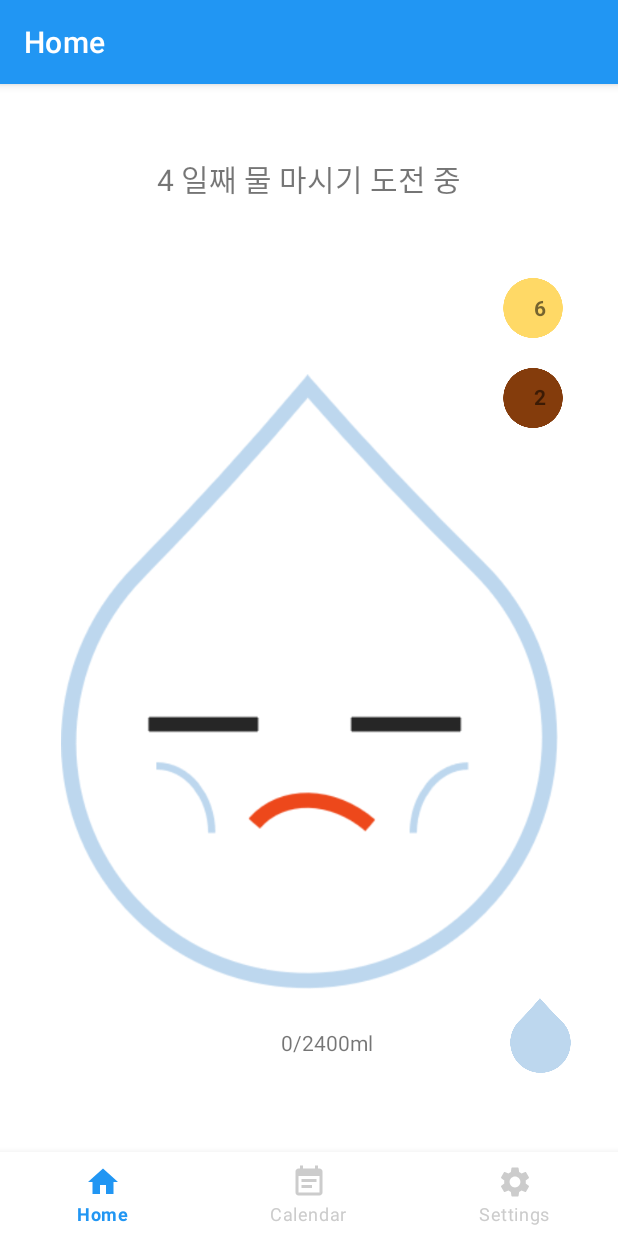
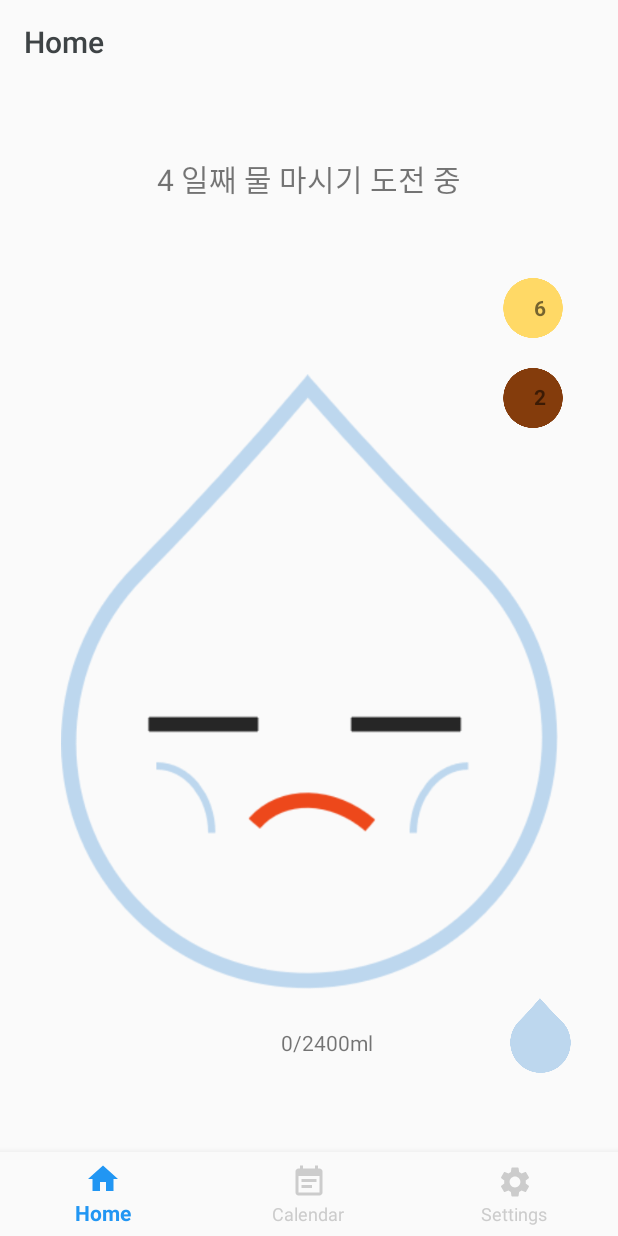
Before and after one commit to hanaandalice/Plouf, an Android app: the screen it shows after launch (MainActivity), on a phone screen of 412 x 824 dp. Run offline under Robolectric (Android 15) with nearby library versions, the phone set to English and light mode, and no system bars; our stand-ins replace Room's generated code, navigation-ui; libraries missing offline, so code that uses them is left out: com.prolificinteractive.materialcalendarview; 2 statements that could not run were skipped.

Commit message:
Change Actionbar theme

```diff
--- a/app/src/main/AndroidManifest.xml
+++ b/app/src/main/AndroidManifest.xml
@@ -8,7 +8,7 @@
         android:label="@string/app_name"
         android:roundIcon="@mipmap/ic_launcher_round"
         android:supportsRtl="true"
-        android:theme="@style/Theme.Plouf">
+        android:theme="@style/CustomActionBarTheme">
         <activity
             android:name=".MainActivity"
             android:label="@string/app_name">
--- a/app/src/main/res/values/colors.xml
+++ b/app/src/main/res/values/colors.xml
@@ -11,5 +11,9 @@
     <color name="select_blue">#2196F3</color>
     <color name="notSelect_gray">#CCCCCC</color>
     <color name="gray_line">#ECECEC</color>
+    <color name="dark_gray">#3E4345</color>
+
+    <!--for test-->
+
 
 </resources>
--- a/app/src/main/res/values/mythems.xml
+++ b/app/src/main/res/values/mythems.xml
@@ -1,14 +1,31 @@
 <?xml version="1.0" encoding="utf-8"?>
 <resources>
-    <style name="MyTheme" parent="@android:style/Theme.Holo.Light">
-        <item name="android:actionBarStyle">@style/MyTheme.ActionBarStyle</item>
+    <style name="CustomActionBarTheme" parent="@style/Theme.AppCompat.Light.DarkActionBar">
+        <item name="colorAccent">@color/blue</item>
+        <item name="android:actionBarStyle">@style/MyActionBar</item>
+        <!--<item name="android:actionBarTabTextStyle">@style/MyActionBarTabText</item>-->
+        <!--<item name="android:actionMenuTextColor">@color/colorPrimary</item>-->
+
+        <!-- Support library compatibility
+            : 이부분이 없어지면 ActionBar 검은색바탕에 흰글씨가 된다.-->
+        <item name="actionBarStyle">@style/MyActionBar</item>
+        <!--<item name="actionBarTabTextStyle">@style/MyActionBarTabText</item>-->
+        <!--<item name="actionMenuTextColor">@color/colorPrimary</item>-->
     </style>
 
-    <style name="MyTheme.ActionBarStyle" parent="@android:style/Widget.Holo.Light.ActionBar">
-        <item name="android:titleTextStyle">@style/MyTheme.ActionBar.TitleTextStyle</item>
+    <!-- ActionBar styles -->
+    <style name="MyActionBar" parent="@style/Widget.AppCompat.ActionBar">
+        <item name="android:titleTextStyle">@style/MyActionBarTitleText</item>
+
+        <!-- Support library compatibility -->
+        <item name="titleTextStyle">@style/MyActionBarTitleText</item>
     </style>
 
-    <style name="MyTheme.ActionBar.TitleTextStyle" parent="@android:style/TextAppearance.Holo.Widget.ActionBar.Title">
-        <item name="android:textColor">@color/blue</item>
+    <!-- ActionBar title text -->
+    <style name="MyActionBarTitleText" parent="@style/TextAppearance.AppCompat.Widget.ActionBar.Title">
+        <item name="android:textColor">@color/dark_gray</item>
+        <!-- The textColor property is backward compatible with the Support Library -->
     </style>
+
+
 </resources>
--- a/app/src/main/res/values/themes.xml
+++ b/app/src/main/res/values/themes.xml
@@ -2,7 +2,7 @@
     <!-- Base application theme. -->
     <style name="Theme.Plouf" parent="Theme.MaterialComponents.DayNight.DarkActionBar">
         <!-- Primary brand color. -->
-        <item name="colorPrimary">@color/select_blue</item>
+        <item name="colorPrimary">@color/white</item>
         <item name="colorPrimaryVariant">@color/purple_700</item>
         <item name="colorOnPrimary">@color/black</item>
         <!-- Secondary brand color. -->
@@ -12,6 +12,7 @@
         <!-- Status bar color. -->
         <item name="android:statusBarColor" tools:targetApi="l">?attr/colorPrimaryVariant</item>
         <!-- Customize your theme here. -->
+
 <!--        <item name="titleTextStyle">@style/Theme.Plouf.ActionBar.TitleTextStyle</item>-->
     </style>
 <!--    <style name="Theme.Plouf.ActionBar.TitleTextStyle" parent="@android:style/TextAppearance.Holo.Widget.ActionBar.Title">-->
```
